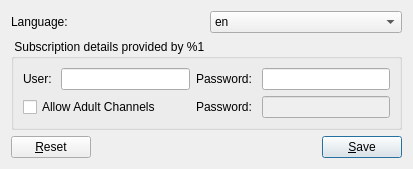
This is branches/kartina.tv/forms/qftsettings.ui in code-google-com/vlc-record as Qt 5 draws it before an edit. The edited form follows.
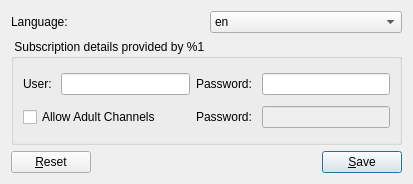
This is the edited form. Icons and pictures are not drawn.

```diff
--- a/branches/kartina.tv/forms/qftsettings.ui
+++ b/branches/kartina.tv/forms/qftsettings.ui
@@ -10,7 +10,7 @@
     <x>0</x>
     <y>0</y>
     <width>413</width>
-    <height>158</height>
+    <height>184</height>
    </rect>
   </property>
   <property name="windowTitle">
```
Left out of the diff: 2 changed lines with no effect on the pictures.
